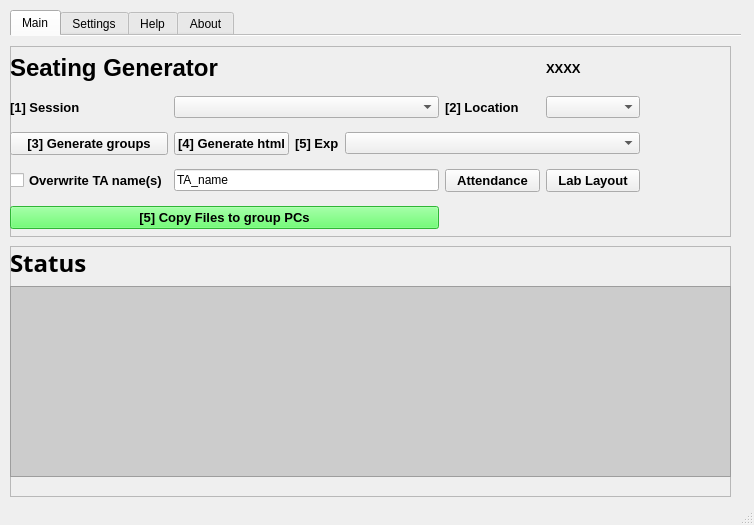
Old version of the form YorkULabSeating.ui in the repository tdgskinner/yorku-phys-lab-seating.
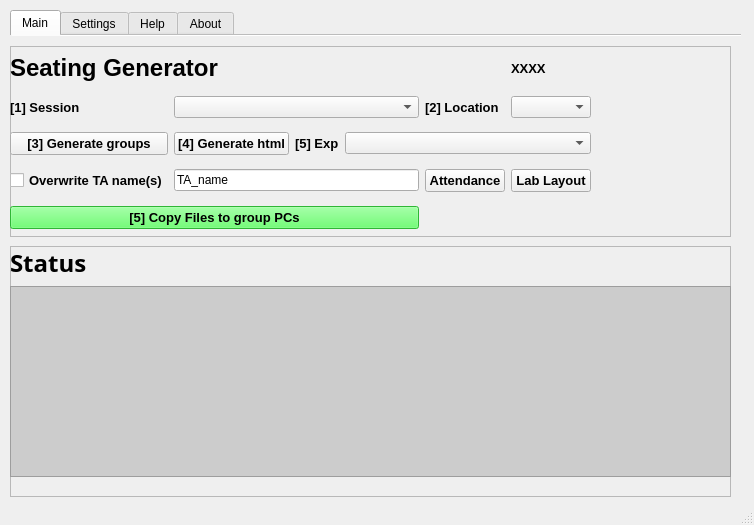
New version of the form. The open tabs and pages were chosen to show the change. Icons and pictures are not drawn.

What changed in the file:
```diff
--- a/YorkULabSeating.ui
+++ b/YorkULabSeating.ui
@@ -84,7 +84,7 @@
         <rect>
          <x>0</x>
          <y>0</y>
-         <width>630</width>
+         <width>581</width>
          <height>192</height>
         </rect>
        </property>
```
Left out of the diff: 4 changed lines with no effect on the pictures.
